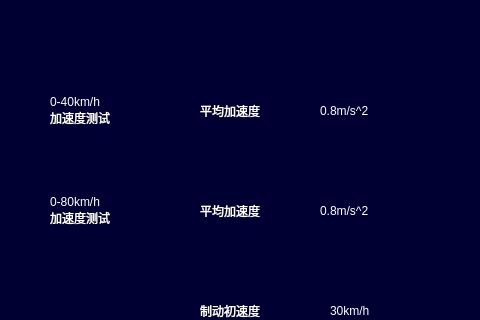
994656234/HHL, file addsubtracttestpage.ui: the form before one commit; both pictures show x 0 to 480 and y 85 to 405 of the 1024 by 706 pixel window.
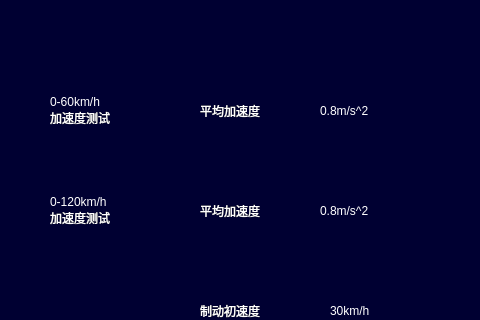
The form after the commit. Icons and pictures are not drawn.

What changed in the file:
```diff
--- a/addsubtracttestpage.ui
+++ b/addsubtracttestpage.ui
@@ -378,7 +378,7 @@
 font:16px &quot;微软雅黑&quot;;</string>
    </property>
    <property name="text">
-    <string>0-40km/h
+    <string>0-60km/h
 加速度测试</string>
    </property>
   </widget>
@@ -397,7 +397,7 @@
 font:16px &quot;微软雅黑&quot;;</string>
    </property>
    <property name="text">
-    <string>0-80km/h
+    <string>0-120km/h
 加速度测试</string>
    </property>
   </widget>
```
